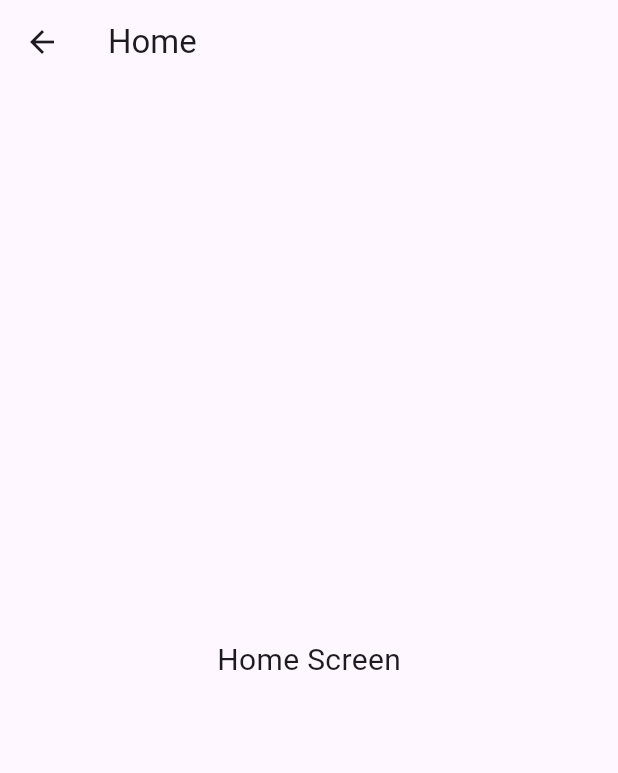
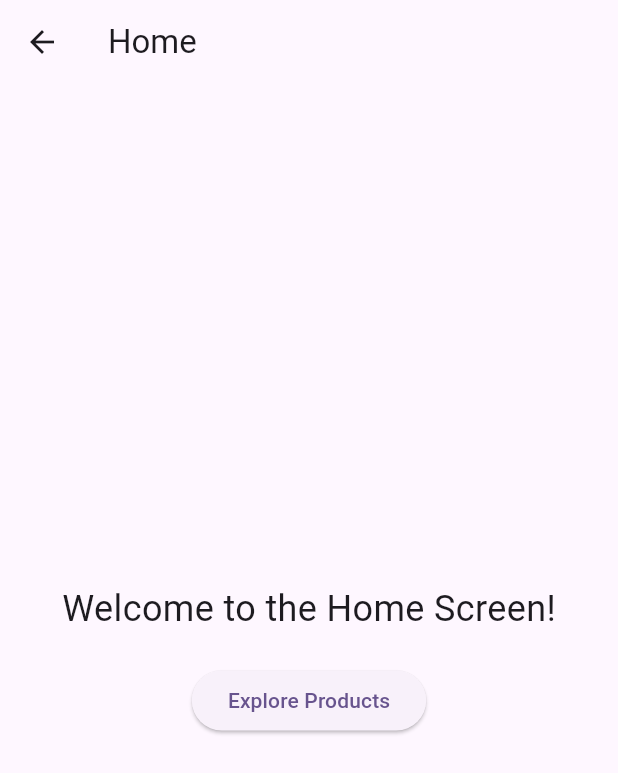
Before and after one commit to Anuzzzzzzzz/mobile, a Flutter app: the HomeScreen screen opened directly, on a phone screen of 412 x 824 dp. Shown: the top 773 px of the screen. Run offline on Flutter 3.47's test engine with Material 3 defaults, Android fonts, the phone set to English and light mode, and no system bars.

Commit message:
edited some screens

```diff
--- a/lib/screens/home_screen.dart
+++ b/lib/screens/home_screen.dart
@@ -9,10 +9,22 @@ class HomeScreen extends StatelessWidget {
       appBar: AppBar(
         title: const Text('Home'),
       ),
-      body: const Center(
-        child: Text(
-          'Home Screen',
-          style: TextStyle(fontSize: 20.0),
+      body: Center(
+        child: Column(
+          mainAxisAlignment: MainAxisAlignment.center,
+          children: [
+            const Text(
+              'Welcome to the Home Screen!',
+              style: TextStyle(fontSize: 24.0),
+            ),
+            const SizedBox(height: 20.0),
+            ElevatedButton(
+              onPressed: () {
+                // Add navigation logic here
+              },
+              child: const Text('Explore Products'),
+            ),
+          ],
         ),
       ),
     );
```
Also changed, not shown: lib/screens/cart_screen.dart (+11 -14 lines), lib/screens/login_screen.dart (added, +87 -0 lines), 1 other file.
